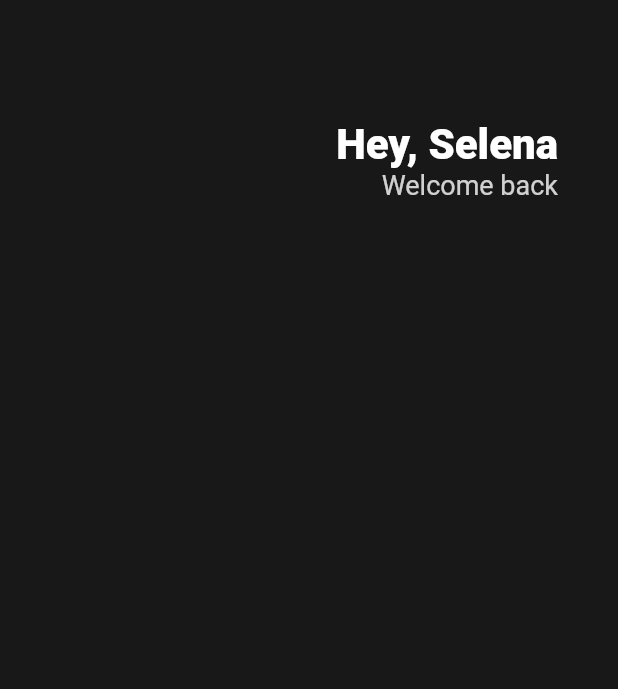
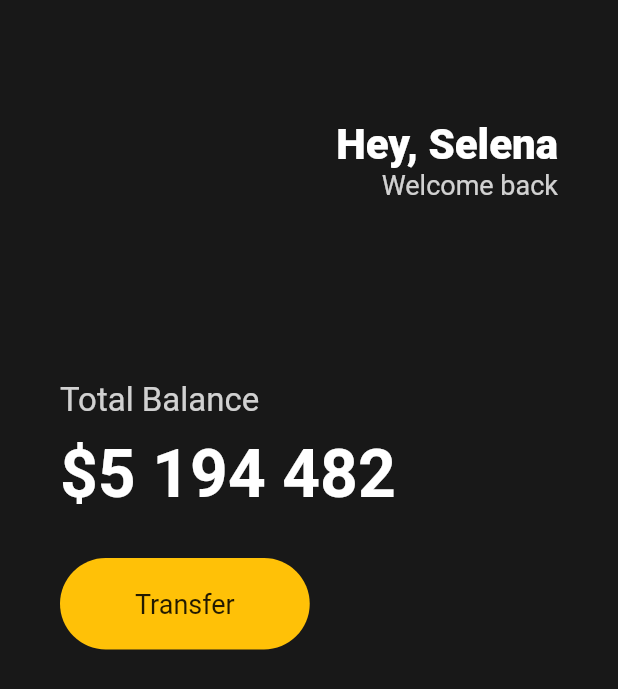
Before and after one commit to jinlee1703/flutter_study_toonflix, a Flutter app: the screen it shows after launch, on a phone screen of 412 x 824 dp. Shown: the top 689 px of the screen. Run offline on Flutter 3.47's test engine with Material 2 defaults, Android fonts, the phone set to English and light mode, and no system bars.

Commit message:
feat: implement Buttons Section from Chapter3

```diff
--- a/lib/main.dart
+++ b/lib/main.dart
@@ -12,6 +12,7 @@ class App extends StatelessWidget {
         body:
             Padding(padding: EdgeInsets.symmetric(horizontal: 40),
             child: Column(
+              crossAxisAlignment: CrossAxisAlignment.start,
               children: [
               SizedBox(height: 80,),
         Row(
@@ -35,8 +36,47 @@ class App extends StatelessWidget {
                 ),
               ],
             ),
+
           ],
-        )
+        ),
+        SizedBox(height: 120,),
+        Text(
+            'Total Balance',
+            style: TextStyle(
+                fontSize: 22,
+                color: Colors.white.withOpacity(0.8)
+            )
+        ),
+        SizedBox(height: 10,),
+      Text(
+          '\$5 194 482',
+          style: TextStyle(
+              fontSize: 44,
+              fontWeight: FontWeight.w600,
+              color: Colors.white
+          )
+      ),
+                SizedBox(height: 30,),
+                Row(children: [
+                  Container(
+                    decoration: BoxDecoration(
+                      color: Colors.amber,
+                      borderRadius: BorderRadius.circular(45)
+                    ),
+                    child: Padding(
+                      padding: EdgeInsets.symmetric(
+                        vertical: 20,
+                        horizontal: 50,
+                      ),
+                      child: Text(
+                          'Transfer',
+                        style: TextStyle(
+                          fontSize: 18,
+                        ),
+
+                      ),
+                    ))
+                ],)
         ],
       ),),
 
```
